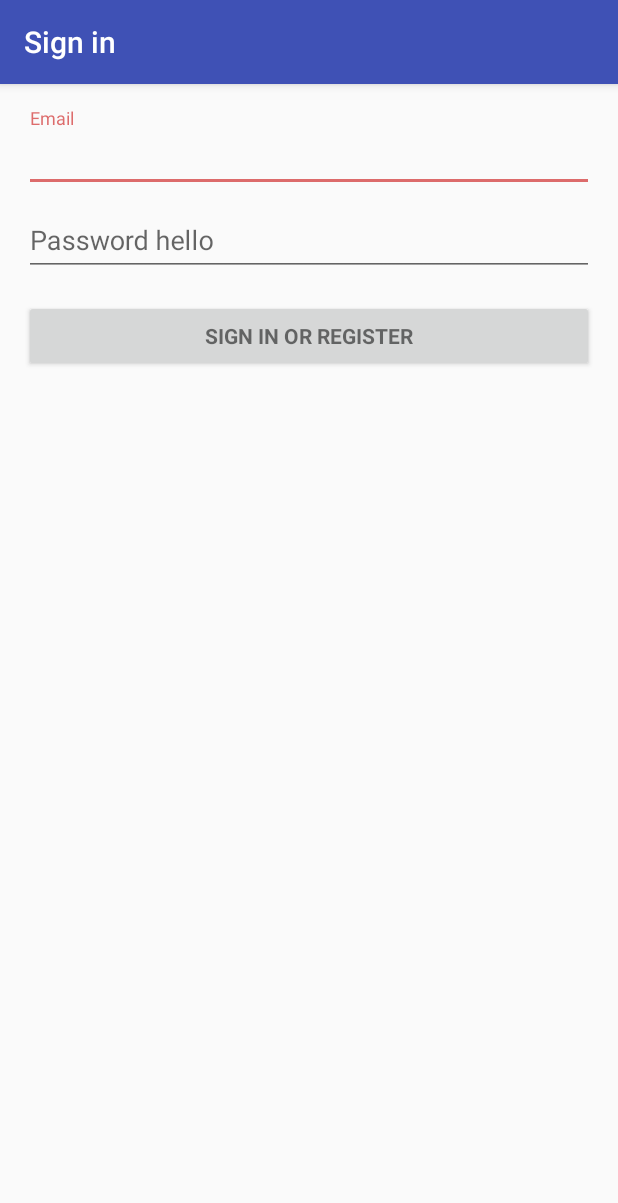
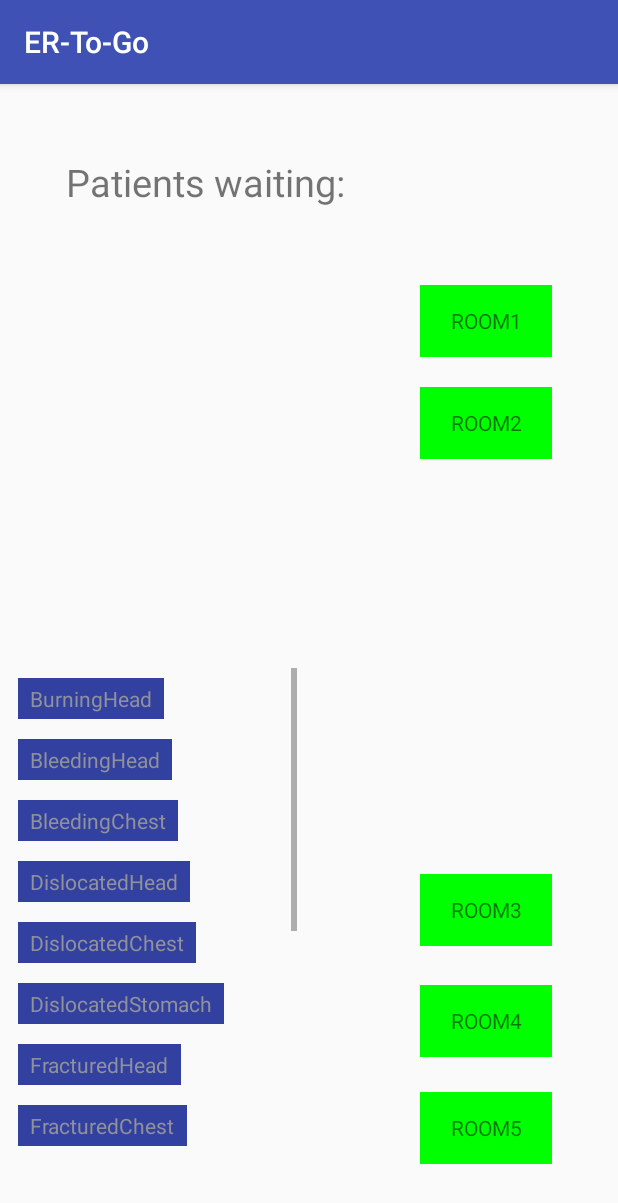
Before and after one commit to CSE-Hack-18/ER-To-Go, an Android app: the ActivityLogin screen opened directly, with no data from a screen before it, after a tap on "SIGN IN OR REGISTER", on a phone screen of 412 x 824 dp. Shown: the top 1203 px of the screen. Run offline under Robolectric (Android 15) with nearby library versions, the phone set to English and light mode, and no system bars.

Commit message:
dynamically lets doctors allocate rooms with patients.

```diff
--- a/ERToGo/app/src/main/java/com/er_to_go/ActivityLogin.java
+++ b/ERToGo/app/src/main/java/com/er_to_go/ActivityLogin.java
@@ -78,6 +78,13 @@ public class ActivityLogin extends AppCompatActivity {
             public void onClick(View view) {
                 String Username = mUserName.getText().toString();
                 String pass = mUserName.getText().toString();
+
+
+                Intent i = new Intent(ActivityLogin.this, RoomsAndPatientsQueue.class);
+                startActivity(i);
+                Toast.makeText(ActivityLogin.this, "successfully logged in!", Toast.LENGTH_LONG).show();
+                finish();
+
                 if(Username.equalsIgnoreCase("doc1") && pass.equalsIgnoreCase("doc112345")){
                     Intent MainIntent = new Intent(ActivityLogin.this, RoomsAndPatientsQueue.class);
                     startActivity(MainIntent);
--- a/ERToGo/app/src/main/java/com/er_to_go/FetchAPI.java
+++ b/ERToGo/app/src/main/java/com/er_to_go/FetchAPI.java
@@ -55,10 +55,11 @@ public class FetchAPI extends AsyncTask<Void, Void, Void> {
 
              int start = extract.indexOf(find);
 
-             extract = extract.substring(start + find.length(), extract.length() -5);
+             extract = extract.substring(start + find.length() +2, extract.length() -5);
 
              if (extract.length() > 100) {
-                 extract = extract.substring(0, 140);
+                 int cut = extract.indexOf(" ", 140);
+                 extract = extract.substring(0, cut);
                  extract += "...";
              }
 
--- a/ERToGo/app/src/main/java/com/er_to_go/RoomsAndPatientsQueue.java
+++ b/ERToGo/app/src/main/java/com/er_to_go/RoomsAndPatientsQueue.java
@@ -5,19 +5,83 @@ import android.support.v7.app.AppCompatActivity;
 import android.os.Bundle;
 import android.view.DragEvent;
 import android.view.View;
+import android.view.ViewManager;
+import android.widget.LinearLayout;
 import android.widget.TextView;
+
+import java.util.ArrayList;
+import java.util.List;
 
 
 public class RoomsAndPatientsQueue extends AppCompatActivity {
-private TextView head, chest, stomache, hand, leg, foot, room;
+    private TextView head;
+
+    private LinearLayout waiting_list;
+
+    private String[] sampleText = {
+            "Bleeding Leg",
+            "Fractured back",
+            "Cracked skull",
+            "Dislocated Shoulder",
+            "Bleeding skull",
+
+
+    };
+
+    private String[] sampleVerb = {
+            "Bruising", "Burning", "Bleeding", "Dislocated", "Fractured", "Other"
+    };
+
+    private String[] sampleBody = {
+            "Head", "Chest", "Stomach", "Arm", "Leg", "Leg"
+    };
+
+    private int room_ids[] = {R.id.ROOM1, R.id.ROOM2, R.id.ROOM3, R.id.ROOM4, R.id.ROOM5};
+
+    private ArrayList<View> rooms = new ArrayList<>();
+
     @Override
     protected void onCreate(Bundle savedInstanceState) {
         super.onCreate(savedInstanceState);
         setContentView(R.layout.activity_rooms_and_patients_queue);
-        head = (TextView) findViewById(R.id.textView5);
-        room = (TextView) findViewById(R.id.textView6);
-        head.setOnLongClickListener(longClickListener);
-        room.setOnDragListener(onDragListener);
+        //head = findViewById(R.id.textView5);
+        //head.setAlpha(0.99f);
+
+        waiting_list = (LinearLayout) findViewById(R.id.waiting_list);
+
+
+        LinearLayout.LayoutParams params = new LinearLayout.LayoutParams(
+                LinearLayout.LayoutParams.WRAP_CONTENT,
+                LinearLayout.LayoutParams.WRAP_CONTENT
+        );
+        params.setMargins(0, 10, 0, 10);
+
+        for (int i = 0; i < 6; i++) {
+            for (int j = 0; j < 6; j++) {
+                if (i == j) {
+                    break;
+                }
+
+                TextView tv = new TextView(getApplicationContext());
+                tv.setText(sampleVerb[i] + sampleBody[j]);
+                tv.setAlpha(0.99f);
+                tv.setOnLongClickListener(longClickListener);
+                tv.setBackgroundResource(R.color.colorPrimaryDark);
+                tv.setPadding(12, 6, 12, 6);
+                tv.setLayoutParams(params);
+                waiting_list.addView(tv);
+            }
+
+        }
+
+
+        for (int i = 0; i < room_ids.length; i++) {
+            rooms.add(findViewById(room_ids[i]));
+        }
+
+        for (View room : rooms) {
+            room.setOnDragListener(onDragListener);
+        }
 
     }
 
@@ -38,14 +102,20 @@ private TextView head, chest, stomache, hand, leg, foot, room;
 
            switch (dragEvent){
                case DragEvent.ACTION_DRAG_ENTERED:
-                   final View view = (View) event.getLocalState();
-                   if(view.getId() == R.id.textView5){
-                       room.setBackgroundResource(R.color.red);
-                   }
                        break;
                case DragEvent.ACTION_DRAG_EXITED:
                    break;
                case DragEvent.ACTION_DROP:
+
+                   final View view = (View) event.getLocalState();
+
+                   System.out.println("id: " + view.getId() + " alpha: " + view.getAlpha() + " " + ((TextView) view).getText().toString());
+
+                   if(view.getAlpha() != 1.0) {
+                       ((ViewManager)view.getParent()).removeView(view);
+                       v.setBackgroundResource(R.color.red);
+                   }
+
                    break;
 
        }
--- a/ERToGo/app/src/main/res/layout/activity_rooms_and_patients_queue.xml
+++ b/ERToGo/app/src/main/res/layout/activity_rooms_and_patients_queue.xml
@@ -7,59 +7,59 @@
     tools:context=".RoomsAndPatientsQueue">
 
     <TextView
-        android:id="@+id/textView6"
+        android:id="@+id/ROOM1"
         android:layout_width="88dp"
         android:layout_height="48dp"
         android:layout_alignParentTop="true"
         android:layout_alignStart="@+id/textView2"
         android:layout_marginTop="134dp"
+        android:background="#00FF00"
         android:gravity="center"
-        android:background="#00FF00"
 
         android:text="ROOM1" />
 
     <TextView
-        android:id="@+id/textView7"
+        android:id="@+id/ROOM2"
         android:layout_width="88dp"
         android:layout_height="48dp"
         android:layout_alignParentTop="true"
         android:layout_alignStart="@+id/textView2"
         android:layout_marginTop="202dp"
+        android:background="#00FF00"
         android:gravity="center"
-        android:background="#00FF00"
         android:text="ROOM2" />
 
     <TextView
-        android:id="@+id/textView8"
+        android:id="@+id/ROOM3"
         android:layout_width="88dp"
         android:layout_height="48dp"
         android:layout_alignParentBottom="true"
         android:layout_alignStart="@+id/textView2"
         android:layout_marginBottom="193dp"
+        android:background="#00FF00"
         android:gravity="center"
-        android:background="#00FF00"
         android:text="ROOM3" />
 
     <TextView
-        android:id="@+id/textView9"
+        android:id="@+id/ROOM4"
         android:layout_width="88dp"
         android:layout_height="48dp"
         android:layout_alignParentBottom="true"
         android:layout_alignStart="@+id/textView2"
         android:layout_marginBottom="119dp"
+        android:background="#00FF00"
         android:gravity="center"
-        android:background="#00FF00"
         android:text="ROOM4" />
 
     <TextView
-        android:id="@+id/textView10"
+        android:id="@+id/ROOM5"
         android:layout_width="88dp"
         android:layout_height="48dp"
         android:layout_alignParentBottom="true"
         android:layout_alignStart="@+id/textView2"
         android:layout_marginBottom="48dp"
+        android:background="#00FF00"
         android:gravity="center"
-        android:background="#00FF00"
         android:text="ROOM5" />
 
     <TextView
@@ -84,6 +84,7 @@
         app:layout_constraintTop_toTopOf="parent" />
 
     <ScrollView
+        android:id="@+id/waiting_patients"
         android:layout_width="186dp"
         android:layout_height="327dp"
         android:layout_alignParentBottom="true"
@@ -92,17 +93,11 @@
         android:layout_marginStart="12dp">
 
         <LinearLayout
+            android:id="@+id/waiting_list"
             android:layout_width="match_parent"
             android:layout_height="wrap_content"
             android:orientation="vertical">
 
-            <TextView
-                android:id="@+id/textView5"
-                android:layout_width="match_parent"
-                android:layout_height="42dp"
-                android:background="#add8e6"
-                android:gravity="center"
-                android:text="EmergencyStatus" />
         </LinearLayout>
     </ScrollView>
 
```
